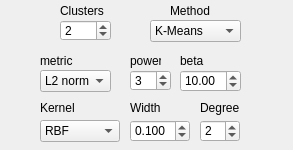
This is _AlgorithmsPlugins/KernelMethods/paramsKM.ui in b4silio/MLDemos as Qt 5 draws it before an edit. The edited form follows.
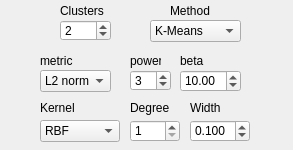
This is the edited form.

Commit message: ADDED: contour lines for Kernel K-Means PARTIAL: inhomogeneous polynomial kernel for Kernel-PCA FIXED: bug in contour plotting where numerical issues led to weird contour lines

Patch:
```diff
--- a/_AlgorithmsPlugins/KernelMethods/paramsKM.ui
+++ b/_AlgorithmsPlugins/KernelMethods/paramsKM.ui
@@ -262,35 +262,10 @@
     <string>Clusters</string>
    </property>
   </widget>
-  <widget class="QSpinBox" name="kernelDegSpin">
-   <property name="geometry">
-    <rect>
-     <x>200</x>
-     <y>120</y>
-     <width>40</width>
-     <height>22</height>
-    </rect>
-   </property>
-   <property name="font">
-    <font>
-     <pointsize>9</pointsize>
-    </font>
-   </property>
-   <property name="toolTip">
-    <string>Degree of the kernel polynomial
-(Polynomial only)</string>
-   </property>
-   <property name="minimum">
-    <number>1</number>
-   </property>
-   <property name="value">
-    <number>2</number>
-   </property>
-  </widget>
   <widget class="QDoubleSpinBox" name="kernelWidthSpin">
    <property name="geometry">
     <rect>
-     <x>130</x>
+     <x>190</x>
      <y>120</y>
      <width>60</width>
      <height>22</height>
@@ -321,7 +296,7 @@
   <widget class="QLabel" name="label_21">
    <property name="geometry">
     <rect>
-     <x>200</x>
+     <x>130</x>
      <y>100</y>
      <width>40</width>
      <height>16</height>
@@ -375,7 +350,7 @@
   <widget class="QLabel" name="label_3">
    <property name="geometry">
     <rect>
-     <x>130</x>
+     <x>190</x>
      <y>100</y>
      <width>50</width>
      <height>16</height>
@@ -408,6 +383,37 @@
     <string>Kernel</string>
    </property>
   </widget>
+  <widget class="QDoubleSpinBox" name="kernelDegSpin">
+   <property name="geometry">
+    <rect>
+     <x>130</x>
+     <y>120</y>
+     <width>50</width>
+     <height>22</height>
+    </rect>
+   </property>
+   <property name="font">
+    <font>
+     <pointsize>9</pointsize>
+    </font>
+   </property>
+   <property name="toolTip">
+    <string>Width of the kernel (gamma)
+RBF and Polynomial only</string>
+   </property>
+   <property name="decimals">
+    <number>0</number>
+   </property>
+   <property name="minimum">
+    <double>1.000000000000000</double>
+   </property>
+   <property name="singleStep">
+    <double>1.000000000000000</double>
+   </property>
+   <property name="value">
+    <double>1.000000000000000</double>
+   </property>
+  </widget>
  </widget>
  <resources/>
  <connections/>
```
Left out of the diff: 4 changed lines with no effect on the pictures. The commit also changes 21 other files.
